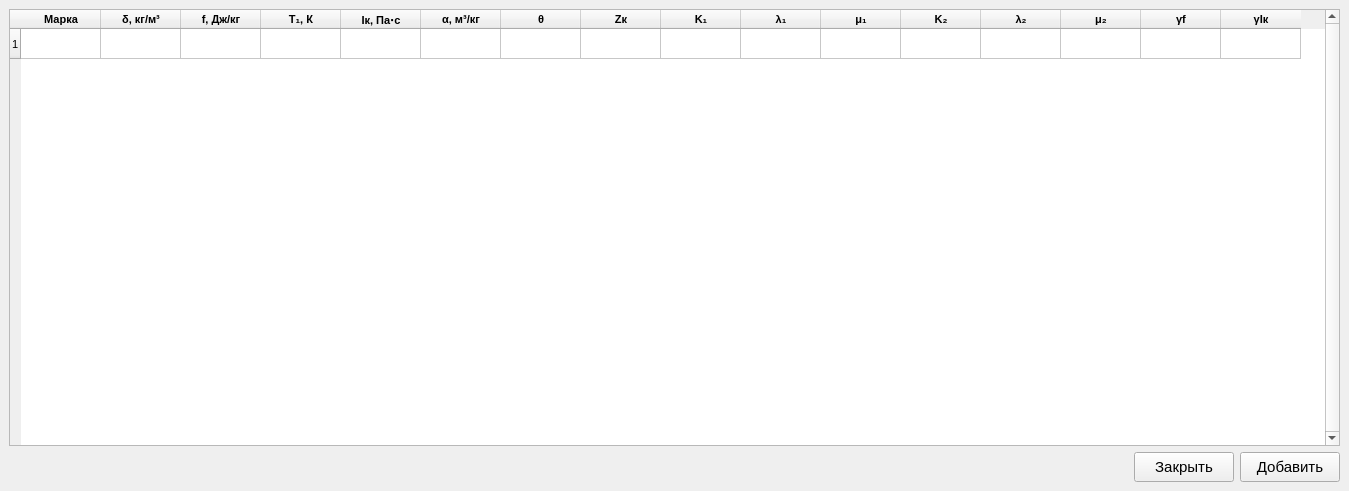
This is GUI/MainWindow/powders.ui in sabbraxcaddabra/IntBalOptimization as Qt 5 draws it before an edit. The edited form follows.
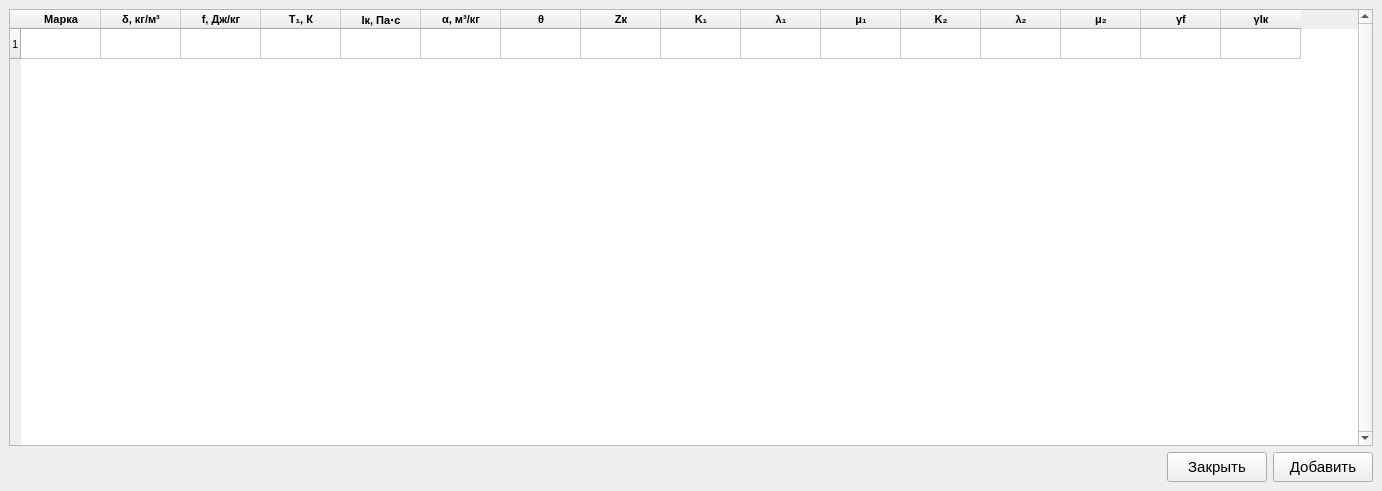
This is the edited form.

```diff
--- a/GUI/MainWindow/powders.ui
+++ b/GUI/MainWindow/powders.ui
@@ -6,7 +6,7 @@
    <rect>
     <x>0</x>
     <y>0</y>
-    <width>1349</width>
+    <width>1382</width>
     <height>491</height>
    </rect>
   </property>
```
